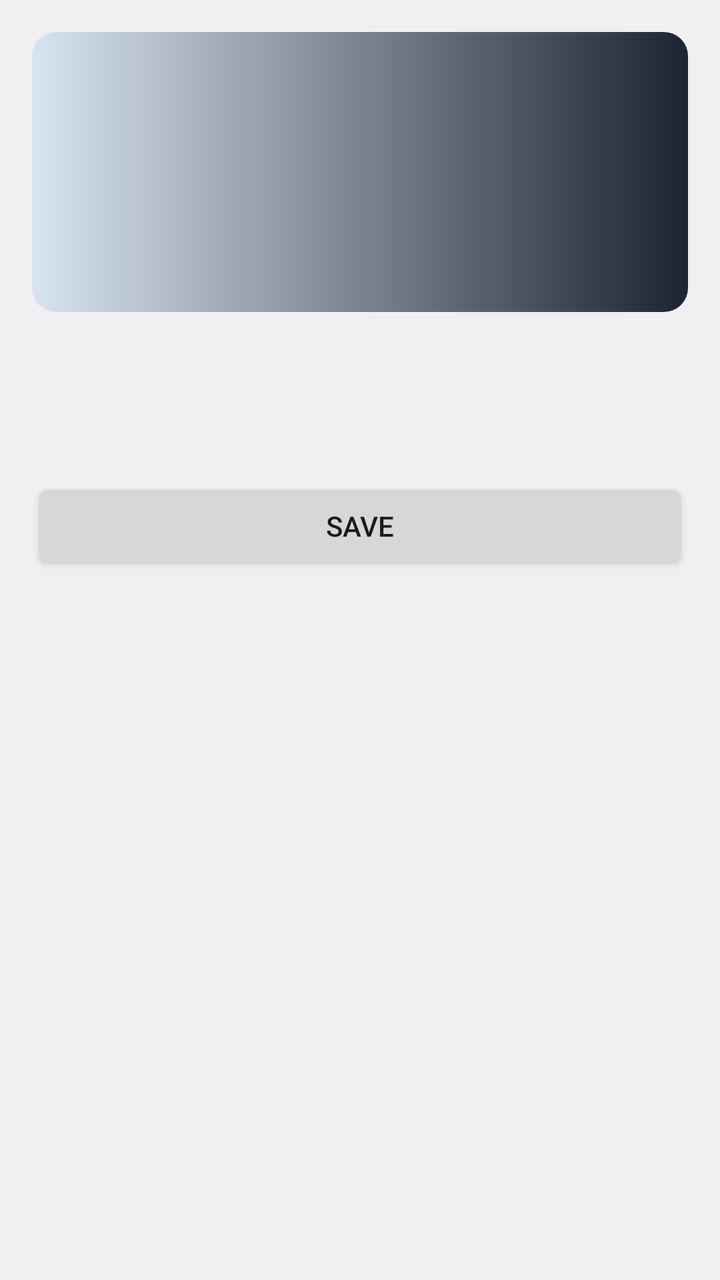
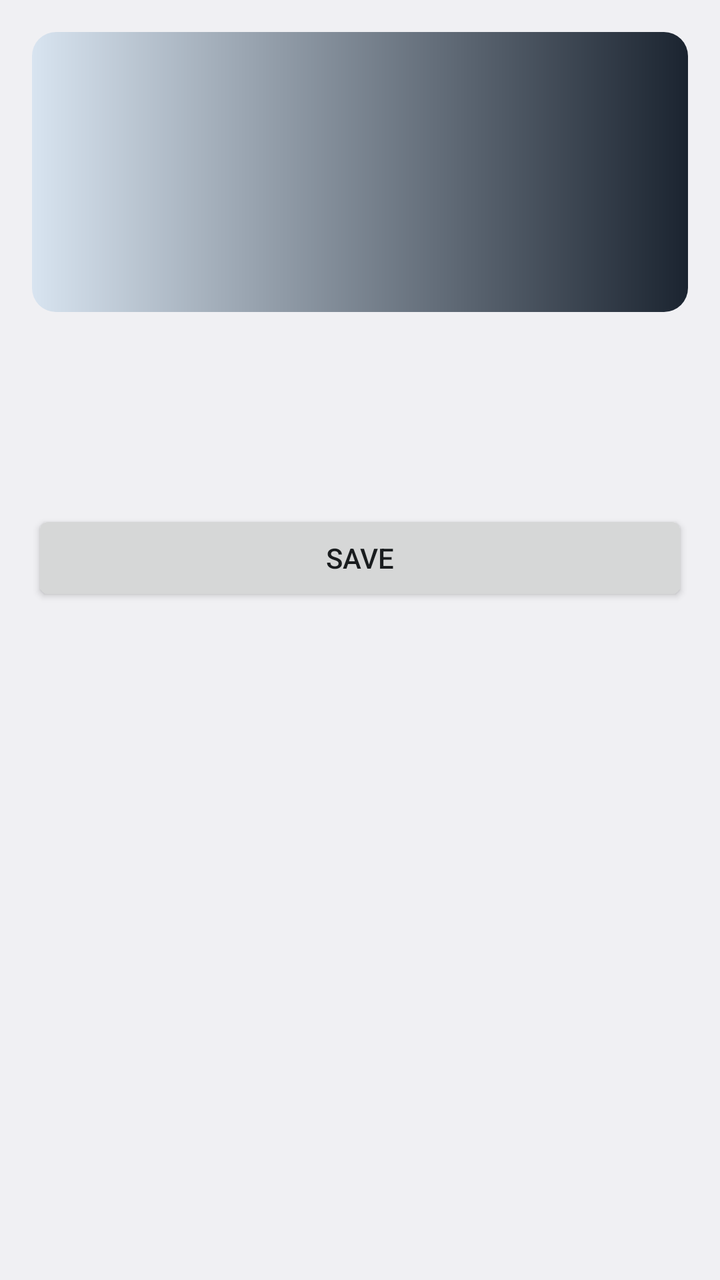

Two renders of the same Android screen: before a commit and after it. Below are the layout's source before the change and the commit's diff.
<!-- AndroidManifest.xml: activity theme android:Theme.DeviceDefault.DayNight -->
<!-- res/layout/activity_widget_settings.xml -->
<?xml version="1.0" encoding="utf-8"?>
<ScrollView xmlns:android="http://schemas.android.com/apk/res/android"
    android:id="@+id/settings_scroll"
    android:layout_width="match_parent"
    android:layout_height="match_parent">

    <LinearLayout
        android:layout_width="match_parent"
        android:layout_height="wrap_content"
        android:orientation="vertical"
        android:padding="16dp">

        
        <FrameLayout
            android:id="@+id/settings_preview"
            android:layout_width="match_parent"
            android:layout_height="140dp"
            android:layout_marginBottom="16dp"
            android:background="@drawable/settings_preview_backdrop"
            android:contentDescription="@string/settings_preview_description" />

        
        <TextView
            android:id="@+id/settings_attribution"
            android:layout_width="match_parent"
            android:layout_height="wrap_content"
            android:layout_marginBottom="16dp"
            android:textAppearance="@android:style/TextAppearance.DeviceDefault.Small" />

        <LinearLayout
            android:id="@+id/settings_location"
            android:layout_width="match_parent"
            android:layout_height="wrap_content"
            android:layout_marginBottom="16dp"
            android:orientation="vertical" />

        <LinearLayout
            android:id="@+id/settings_controls"
            android:layout_width="match_parent"
            android:layout_height="wrap_content"
            android:orientation="vertical" />

        <Button
            android:id="@+id/settings_save"
            android:layout_width="match_parent"
            android:layout_height="wrap_content"
            android:layout_marginTop="16dp"
            android:text="@string/settings_save" />
    </LinearLayout>
</ScrollView>
<!-- resources referenced by this layout -->
<resources>
  <!-- drawable settings_preview_backdrop (drawable) -->
  <?xml version="1.0" encoding="utf-8"?>
  <shape xmlns:android="http://schemas.android.com/apk/res/android">
      <corners android:radius="12dp" />
      <gradient
          android:angle="0"
          android:endColor="#FF1B2430"
          android:startColor="#FFD8E4F0" />
  </shape>
  <string name="settings_preview_description">Preview of the widget with these settings</string>
  <string name="settings_save">Save</string>
</resources>

<!-- the commit's change to res/layout/activity_widget_settings.xml (unified diff, before → after) -->
@@ -40,6 +40,13 @@
             android:layout_height="wrap_content"
             android:orientation="vertical" />
 
+        <LinearLayout
+            android:id="@+id/settings_diagnostics"
+            android:layout_width="match_parent"
+            android:layout_height="wrap_content"
+            android:layout_marginTop="16dp"
+            android:orientation="vertical" />
+
         <Button
             android:id="@+id/settings_save"
             android:layout_width="match_parent"
